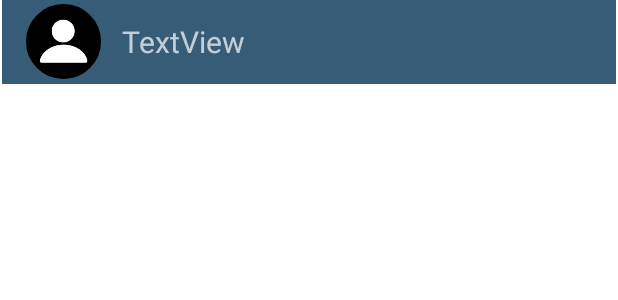
After one commit to mangolithic/ChattingApp, an Android app: the layout activity_chat.xml on its own in the app's theme, with its tools: preview values and no code run, on a phone screen of 412 x 824 dp. The commit adds this screen. Shown: the top 300 px of the screen. Run offline under Robolectric (Android 15) with nearby library versions, the phone set to English and light mode, and no system bars.

Commit message:
click the user to enter message layout

```diff
--- /dev/null
+++ b/app/src/main/res/layout/activity_chat.xml
@@ -0,0 +1,40 @@
+<?xml version="1.0" encoding="utf-8"?>
+<androidx.constraintlayout.widget.ConstraintLayout xmlns:android="http://schemas.android.com/apk/res/android"
+    xmlns:app="http://schemas.android.com/apk/res-auto"
+    xmlns:tools="http://schemas.android.com/tools"
+    android:layout_width="match_parent"
+    android:layout_height="match_parent"
+    tools:context=".ChatActivity">
+
+    <androidx.appcompat.widget.Toolbar
+        android:id="@+id/toolbar1"
+        android:layout_width="409dp"
+        android:layout_height="wrap_content"
+        android:background="?attr/colorPrimary"
+        android:minHeight="?attr/actionBarSize"
+        android:theme="?attr/actionBarTheme"
+        app:layout_constraintEnd_toEndOf="parent"
+        app:layout_constraintStart_toStartOf="parent"
+        app:layout_constraintTop_toTopOf="parent" >
+
+        <de.hdodenhof.circleimageview.CircleImageView
+            android:id="@+id/profileimage"
+            android:layout_width="50dp"
+            android:layout_height="50dp"
+            android:background="@drawable/profile"
+            android:src="@drawable/profile"
+            app:civ_border_color="#000000"
+            app:civ_border_width="2dp" />
+
+        <TextView
+            android:id="@+id/user_name"
+            android:layout_width="wrap_content"
+            android:layout_height="wrap_content"
+            android:text="TextView"
+            android:textSize="20sp"
+            android:layout_marginLeft="30dp"/>
+
+    </androidx.appcompat.widget.Toolbar>
+
+
+</androidx.constraintlayout.widget.ConstraintLayout>
```
Also changed, not shown: app/src/main/AndroidManifest.xml (+13 -7 lines), app/src/main/java/com/example/chattingapp/Adapter/UserAdapter.java (+12 -0 lines), app/src/main/java/com/example/chattingapp/ChatActivity.java (added, +84 -0 lines), app/src/main/res/layout/bar.xml (added, +8 -0 lines).
